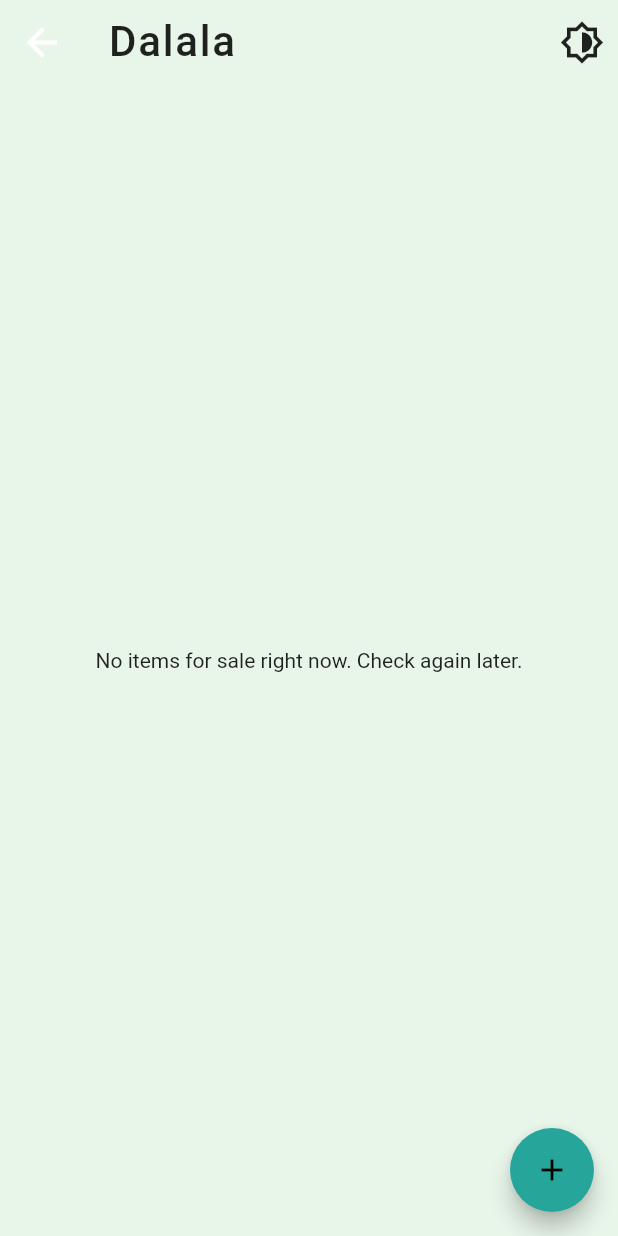
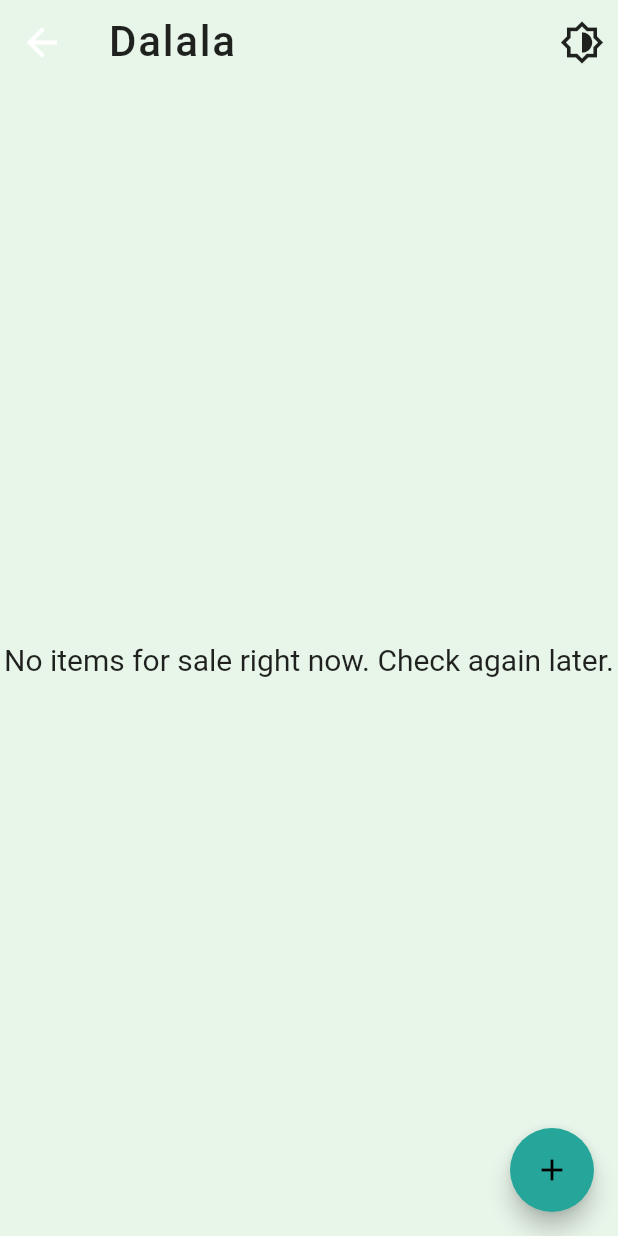
Before and after one commit to afanimartin/give_now, a Flutter app: the MarketplaceScreen screen opened directly, on a phone screen of 412 x 824 dp. Run offline on Flutter 3.47's test engine with Material 2 defaults, Android fonts, the phone set to English and light mode, and no system bars; our stand-ins replace cached_network_image, cloud_firestore, equatable, firebase_auth, firebase_core, firebase_storage and 6 more; missing offline and left inert: multi_image_picker2; accounts and stored records are empty; project files that could hold a hidden picture were left out.

```diff
--- a/lib/screens/marketplace_screen.dart
+++ b/lib/screens/marketplace_screen.dart
@@ -54,8 +54,10 @@ class _MarketplaceScreenState extends State<MarketplaceScreen> {
                   slivers: [ItemsGrid(items: state.itemsForSale)],
                 )
               : const Center(
-                  child:
-                      Text('No items for sale right now. Check again later.'),
+                  child: Text(
+                    'No items for sale right now. Check again later.',
+                    style: TextStyle(fontSize: Constants.twenty),
+                  ),
                 ),
           floatingActionButton: BlocBuilder<UploadBloc, UploadState>(
               builder: (context, state) => Visibility(
```
Also changed, not shown: lib/widgets/finish_item_upload_widget.dart (+4 -6 lines), lib/widgets/menu_widget.dart (+10 -0 lines), lib/widgets/phone_number_widget.dart (+9 -5 lines), 1 other file.
